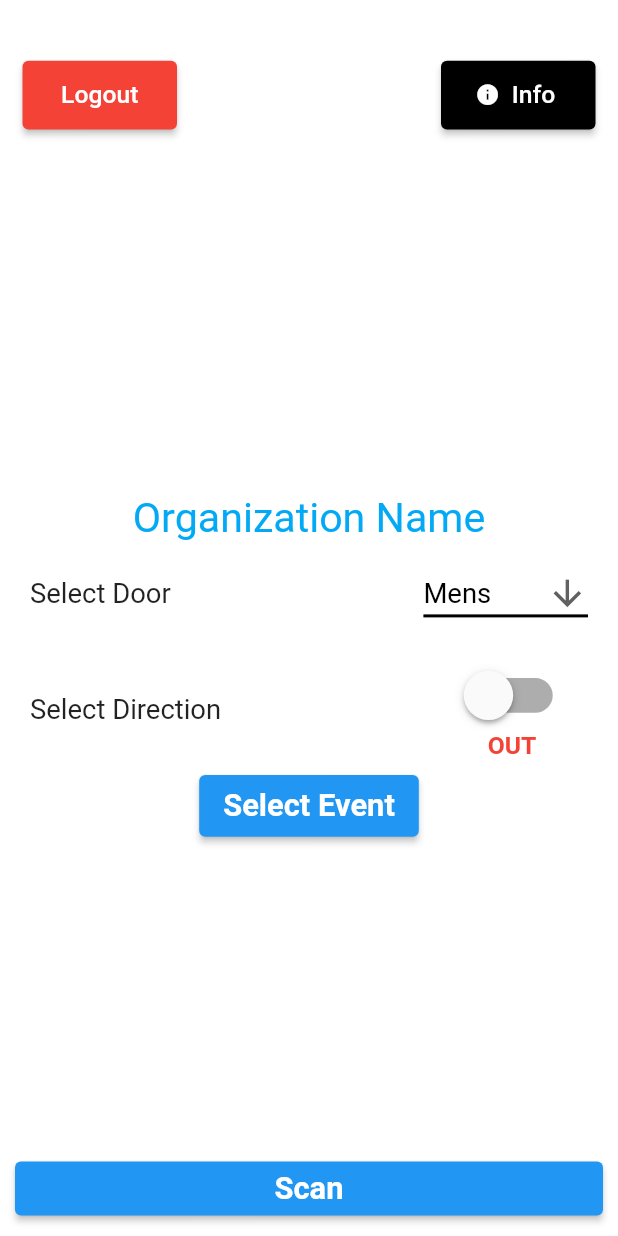
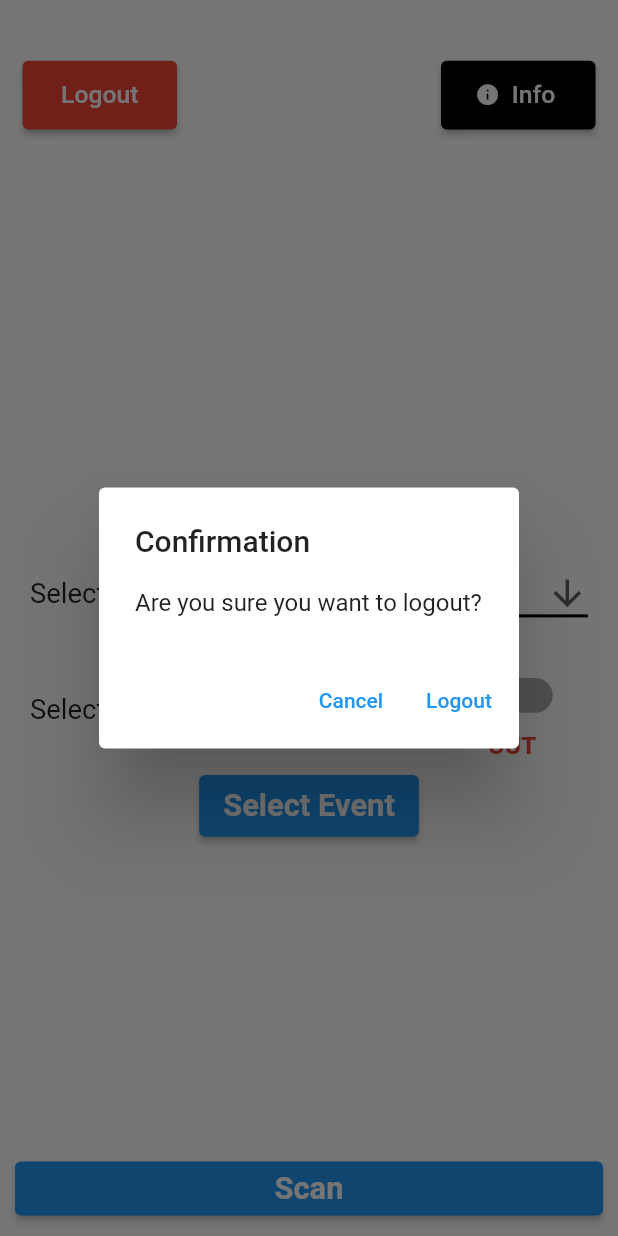
Before and after one commit to AyubMohamed20/MasjidPass, a Flutter app: the SettingsPage screen opened directly, after a tap on "Logout", on a phone screen of 412 x 824 dp. Run offline on Flutter 3.47's test engine with Material 2 defaults, Android fonts, the phone set to English and light mode, and no system bars.

Commit message:
Update to settingspage.dart
Added an alert dialog to the Logout button, will still have to implement the proper backend functionality when possible

```diff
--- a/lib/settingspage.dart
+++ b/lib/settingspage.dart
@@ -70,8 +70,25 @@ class _SettingsPageState extends State<SettingsPage> {
                   SizedBox(
                     width: MediaQuery.of(context).size.height / 8,
                     height: MediaQuery.of(context).size.height / 18,
+
                     child: ElevatedButton(
-                      onPressed: () {},
+                      onPressed: () => showDialog<String>(
+                        context: context,
+                        builder: (BuildContext context) => AlertDialog(
+                          title: const Text('Confirmation'),
+                          content: const Text('Are you sure you want to logout?'),
+                          actions: <Widget>[
+                            TextButton(
+                              onPressed: () => Navigator.pop(context, 'Cancel'),
+                              child: const Text('Cancel'),
+                            ),
+                            TextButton(
+                              onPressed: () => Navigator.pop(context, 'Logout'),
+                              child: const Text('Logout'),
+                            ),
+                          ],
+                        ),
+                      ),
                       child: Text('Logout',
                           style: TextStyle(
                               fontSize:
@@ -82,11 +99,13 @@ class _SettingsPageState extends State<SettingsPage> {
                       ),
                     ),
                   ),
+
                   SizedBox(
                     width: MediaQuery.of(context).size.width -
                         ((MediaQuery.of(context).size.height / 8) * 2) -
                         60,
                   ),
+
                   SizedBox(
                     width: MediaQuery.of(context).size.height / 8,
                     height: MediaQuery.of(context).size.height / 18,
@@ -111,6 +130,7 @@ class _SettingsPageState extends State<SettingsPage> {
                 ],
               ),
             ),
+
             Expanded(
               flex: 10,
               child: Column(
@@ -127,10 +147,12 @@ class _SettingsPageState extends State<SettingsPage> {
                                   MediaQuery.of(context).size.height / 30)),
                     ),
                   ),
+
                   Container(
                     margin: const EdgeInsets.only(
                         top: 10, left: 20, right: 20, bottom: 10),
                     child: Row(children: <Widget>[
+
                       Expanded(
                           child: Text("Select Door",
                               style: TextStyle(
@@ -321,3 +343,28 @@ class _SettingsPageState extends State<SettingsPage> {
     );
   }
 }
+
+class LogoutDialog extends StatelessWidget {
+  @override
+  Widget build(BuildContext context) {
+    return AlertDialog(
+      title: const Text('AlertDialog Title'),
+      content: SingleChildScrollView(
+        child: ListBody(
+          children: const <Widget>[
+            Text('This is a demo alert dialog.'),
+            Text('Would you like to approve of this message?'),
+          ],
+        ),
+      ),
+      actions: <Widget>[
+        TextButton(
+          child: const Text('Approve'),
+          onPressed: () {
+            Navigator.of(context).pop();
+          },
+        ),
+      ],
+    );
+  }
+}
```
Lines whose indentation alone changed are shown as unchanged.
